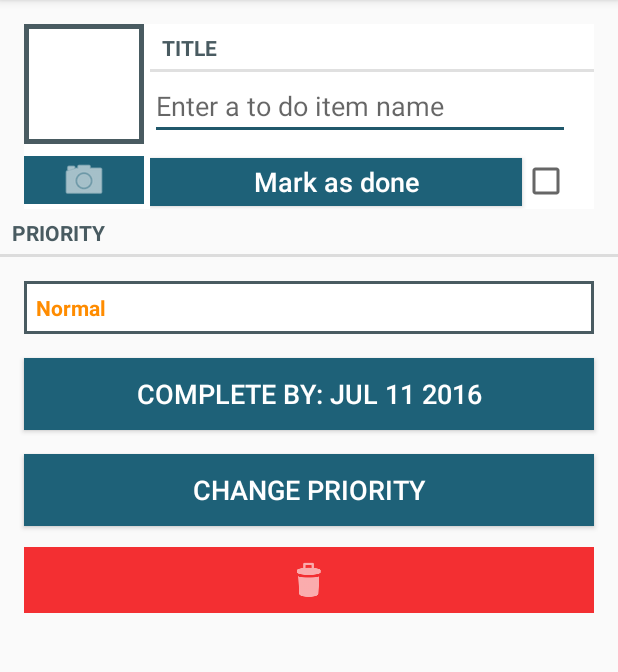
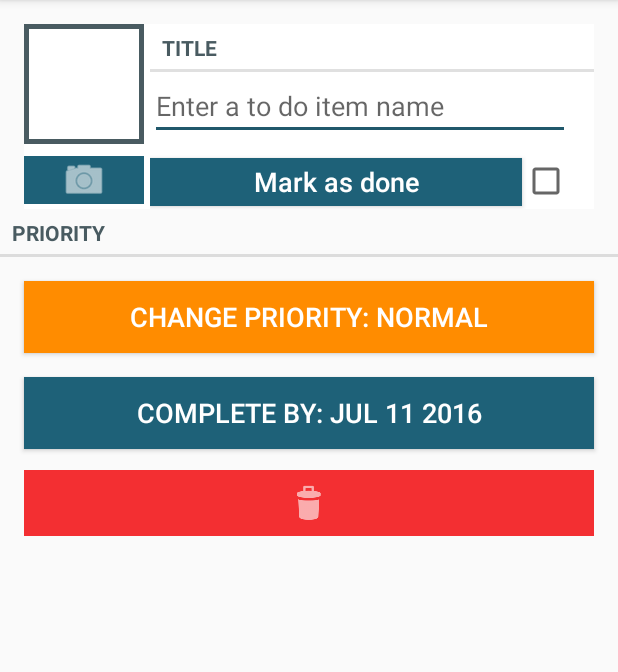
Before and after one commit to sonnytron/Get-It-Done, an Android app: the screen it shows after launch (TodoPagerActivity), after a tap on "New To Do", on a phone screen of 412 x 824 dp, the part 84-756 px from its top. Run offline under Robolectric (Android 15) with nearby library versions, the phone set to English and light mode, and no system bars; our stand-ins replace Picasso.

Commit message:
added more features with done button, character limit on edit text and return dismisses keyboard

```diff
--- a/app/src/main/java/com/sonnytron/sortatech/getitdone/ToDoFragment.java
+++ b/app/src/main/java/com/sonnytron/sortatech/getitdone/ToDoFragment.java
@@ -45,7 +45,6 @@ public class ToDoFragment extends Fragment {
 
     private Todo mTodo;
     private EditText mTitleField;
-    private TextView mPriorityTextView;
     private File mPhotoFile;
     private Button mDueButton;
     private Button mStatusButton;
@@ -146,6 +145,8 @@ public class ToDoFragment extends Fragment {
             }
         });
 
+        updatePriorityView();
+
         mPhotoButton = (ImageButton)v.findViewById(R.id.todo_camera);
         final Intent captureImage = new Intent(MediaStore.ACTION_IMAGE_CAPTURE);
         boolean canCapturePhoto = mPhotoFile != null && captureImage.resolveActivity(packageManager) != null;
@@ -163,8 +164,7 @@ public class ToDoFragment extends Fragment {
         mPhotoView = (ImageView)v.findViewById(R.id.todo_photo);
         updatePhotoView();
 
-        mPriorityTextView = (TextView)v.findViewById(R.id.todo_fragment_priority_text);
-        updatePriorityView();
+
 
         mDeleteButton = (ImageButton) v.findViewById(R.id.todo_item_delete);
         mDeleteButton.setOnClickListener(new View.OnClickListener() {
@@ -233,20 +233,20 @@ public class ToDoFragment extends Fragment {
         String priorityString = new String();
         switch (mTodo.getPriority()) {
             case 0:
-                priorityString = "Low";
-                mPriorityTextView.setTextColor(ContextCompat.getColor(getContext(), R.color.priorityLow));
+                priorityString = "Change Priority: Low";
+                mStatusButton.setBackgroundColor(ContextCompat.getColor(getContext(), R.color.priorityLow));
                 break;
             case 1:
-                priorityString = "Normal";
-                mPriorityTextView.setTextColor(ContextCompat.getColor(getContext(), R.color.priorityMedium));
+                priorityString = "Change Priority: Normal";
+                mStatusButton.setBackgroundColor(ContextCompat.getColor(getContext(), R.color.priorityMedium));
                 break;
             case 2:
-                priorityString = "High";
-                mPriorityTextView.setTextColor(ContextCompat.getColor(getContext(), R.color.priorityHigh));
+                priorityString = "Change Priority: High";
+                mStatusButton.setBackgroundColor(ContextCompat.getColor(getContext(), R.color.priorityHigh));
                 break;
             default:
         }
-        mPriorityTextView.setText(priorityString);
+        mStatusButton.setText(priorityString);
     }
 
     private void showAlertForDelete() {
--- a/app/src/main/res/layout/fragment_todo.xml
+++ b/app/src/main/res/layout/fragment_todo.xml
@@ -13,17 +13,17 @@
         android:text="@string/todo_details"
         android:textColor="@color/darkGray"
         style="?android:listSeparatorTextViewStyle"/>
-    <TextView
-        android:layout_marginTop="16dp"
-        android:textStyle="bold"
-        android:id="@+id/todo_fragment_priority_text"
+
+    <Button
+        android:id="@+id/status_button"
+        style="@style/ButtonAction"
         android:layout_width="match_parent"
         android:layout_height="wrap_content"
+        android:layout_marginLeft="16dp"
+        android:layout_marginTop="16dp"
         android:layout_marginRight="16dp"
-        android:layout_marginLeft="16dp"
-        android:padding="8dp"
-        android:background="@drawable/status_border"
-        tools:text="Priority"/>
+        android:text="@string/status_title"/>
+
     <Button
         android:id="@+id/due_date"
         style="@style/ButtonAction"
@@ -32,15 +32,8 @@
         android:layout_marginTop="16dp"
         android:layout_marginLeft="16dp"
         android:layout_marginRight="16dp"
-        android:layout_marginBottom="16dp"/>
-    <Button
-        android:id="@+id/status_button"
-        style="@style/ButtonAction"
-        android:layout_width="match_parent"
-        android:layout_height="wrap_content"
-        android:layout_marginLeft="16dp"
-        android:layout_marginRight="16dp"
-        android:text="@string/status_title"/>
+        />
+
 
     <ImageButton
         android:id="@+id/todo_item_delete"
--- a/app/src/main/res/layout/view_photo_and_item.xml
+++ b/app/src/main/res/layout/view_photo_and_item.xml
@@ -45,6 +45,9 @@
             android:layout_width="match_parent"
             android:layout_height="wrap_content"
             android:layout_marginRight="16dp"
+            android:maxLength="140"
+            android:singleLine="true"
+            android:imeOptions="actionDone"
             android:hint="@string/to_do_hint"/>
         <LinearLayout
             android:layout_weight="1"
```
